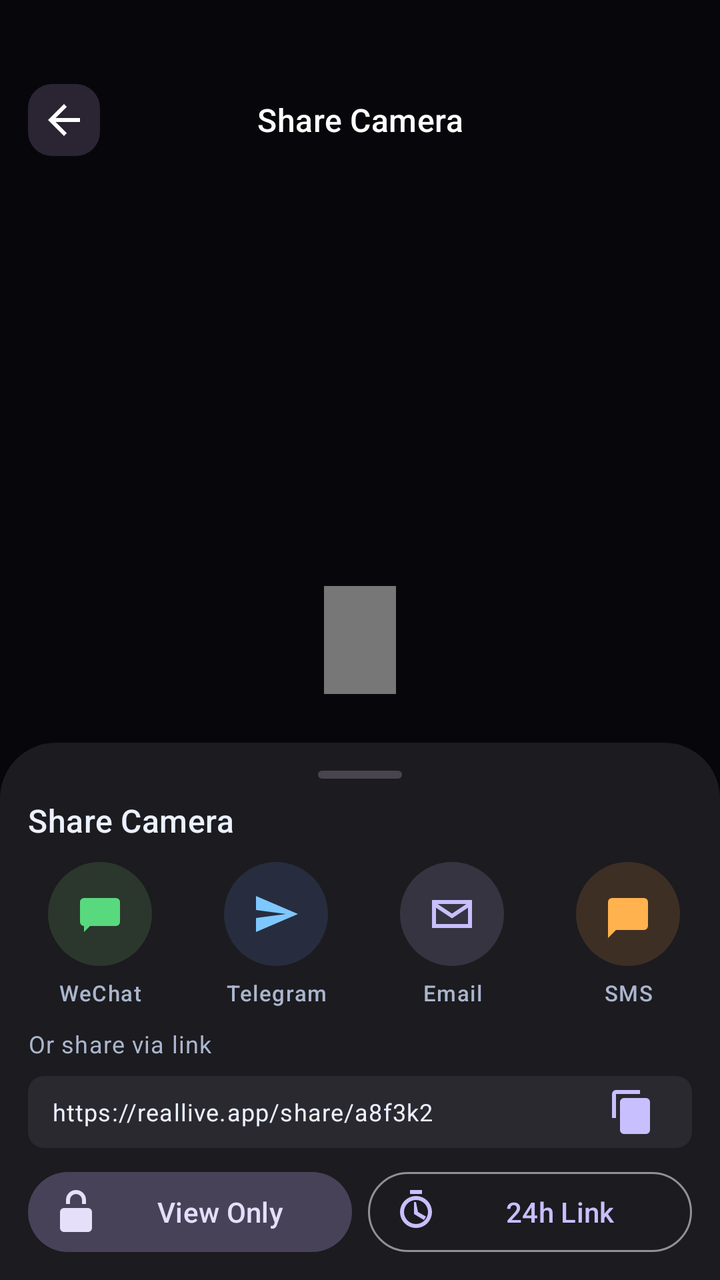
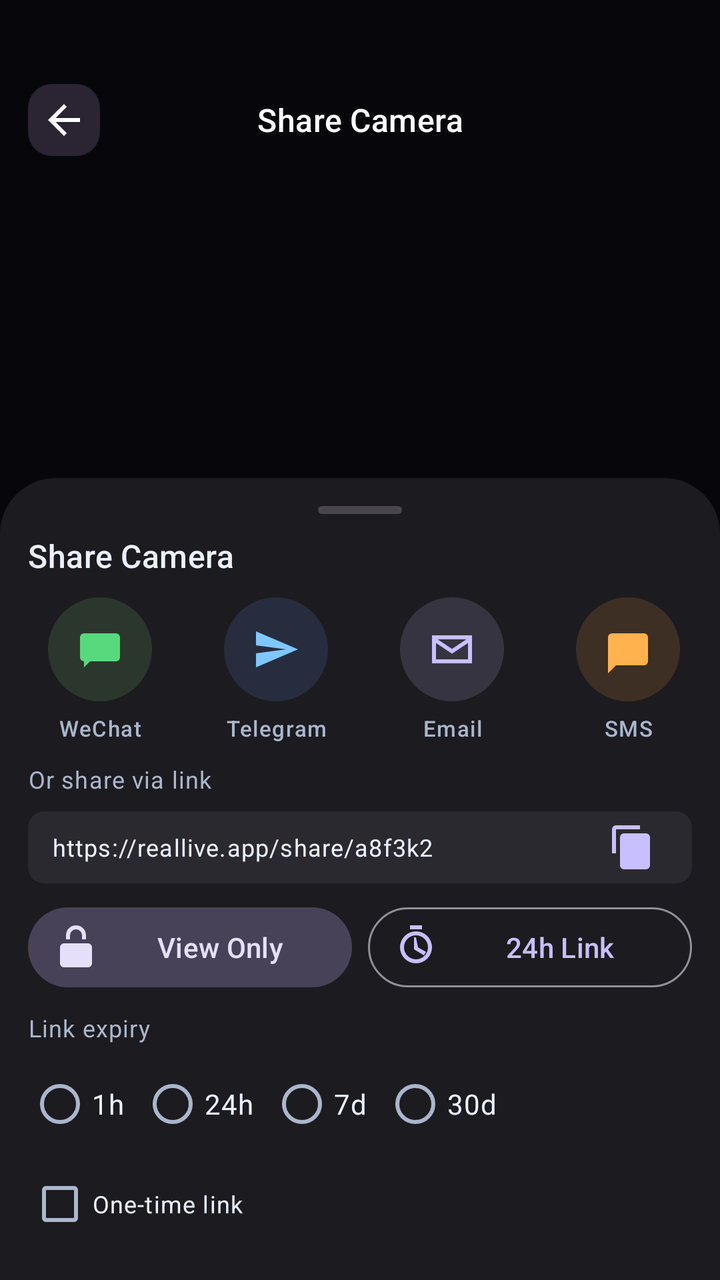

Two renders of the same Android screen: before a commit and after it. Below are the layout's source before the change and the commit's diff.
<!-- AndroidManifest.xml: application theme Theme.RealLive -->
<!-- res/layout/activity_share_sheet.xml -->
<?xml version="1.0" encoding="utf-8"?>
<FrameLayout xmlns:android="http://schemas.android.com/apk/res/android"
    android:layout_width="match_parent"
    android:layout_height="match_parent"
    android:background="@color/auth_bg">

    <FrameLayout
        android:layout_width="match_parent"
        android:layout_height="match_parent"
        android:background="#0F0E18">

        <ImageView
            android:layout_width="72dp"
            android:layout_height="72dp"
            android:layout_gravity="center"
            android:src="@drawable/ic_rl_door_front_24"
            android:tint="#33FFFFFF" />
    </FrameLayout>

    <View
        android:id="@+id/share_scrim"
        android:layout_width="match_parent"
        android:layout_height="match_parent"
        android:background="#88000000" />

    <LinearLayout
        android:id="@+id/share_topbar"
        android:layout_width="match_parent"
        android:layout_height="wrap_content"
        android:layout_marginTop="42dp"
        android:gravity="center_vertical"
        android:orientation="horizontal"
        android:paddingStart="14dp"
        android:paddingEnd="14dp">

        <ImageButton
            android:id="@+id/share_back"
            android:layout_width="36dp"
            android:layout_height="36dp"
            android:background="@drawable/bg_live_control"
            android:contentDescription="Back"
            android:padding="8dp"
            android:src="@drawable/ic_arrow_back_24"
            android:tint="@color/white" />

        <TextView
            android:id="@+id/share_topbar_title"
            android:layout_width="0dp"
            android:layout_height="wrap_content"
            android:layout_weight="1"
            android:gravity="center"
            android:text="Share Camera"
            android:textAppearance="@style/TextAppearance.Material3.TitleMedium"
            android:textColor="@color/white" />

        <View
            android:layout_width="36dp"
            android:layout_height="36dp" />
    </LinearLayout>

    <LinearLayout
        android:layout_width="match_parent"
        android:layout_height="wrap_content"
        android:layout_gravity="bottom"
        android:background="@drawable/bg_sheet_top"
        android:orientation="vertical"
        android:padding="14dp">

        <View
            android:layout_width="42dp"
            android:layout_height="4dp"
            android:layout_gravity="center_horizontal"
            android:background="@drawable/bg_live_handle" />

        <TextView
            android:id="@+id/share_sheet_title"
            android:layout_width="match_parent"
            android:layout_height="wrap_content"
            android:layout_marginTop="10dp"
            android:text="Share Camera"
            android:textAppearance="@style/TextAppearance.Material3.TitleMedium"
            android:textColor="?attr/colorOnSurface" />

        <HorizontalScrollView
            android:layout_width="match_parent"
            android:layout_height="wrap_content"
            android:layout_marginTop="10dp"
            android:scrollbars="none">

            <LinearLayout
                android:layout_width="wrap_content"
                android:layout_height="wrap_content"
                android:orientation="horizontal">

                <LinearLayout
                    android:id="@+id/share_icon_wechat"
                    android:layout_width="72dp"
                    android:layout_height="wrap_content"
                    android:gravity="center"
                    android:orientation="vertical">

                    <FrameLayout
                        android:layout_width="52dp"
                        android:layout_height="52dp"
                        android:background="@drawable/bg_share_circle_green">

                        <ImageView
                            android:layout_width="24dp"
                            android:layout_height="24dp"
                            android:layout_gravity="center"
                            android:src="@drawable/ic_rl_chat_24"
                            android:tint="@color/rl_success" />
                    </FrameLayout>

                    <TextView
                        android:id="@+id/share_label_wechat"
                        android:layout_width="match_parent"
                        android:layout_height="wrap_content"
                        android:layout_marginTop="6dp"
                        android:gravity="center"
                        android:text="WeChat"
                        android:textAppearance="@style/TextAppearance.Material3.LabelSmall"
                        android:textColor="?attr/colorOnSurfaceVariant" />
                </LinearLayout>

                <LinearLayout
                    android:id="@+id/share_icon_telegram"
                    android:layout_width="72dp"
                    android:layout_height="wrap_content"
                    android:gravity="center"
                    android:orientation="vertical"
                    android:layout_marginStart="16dp">

                    <FrameLayout
                        android:layout_width="52dp"
                        android:layout_height="52dp"
                        android:background="@drawable/bg_share_circle_blue">

                        <ImageView
                            android:layout_width="24dp"
                            android:layout_height="24dp"
                            android:layout_gravity="center"
                            android:src="@drawable/ic_rl_send_24"
                            android:tint="@color/rl_secondary" />
                    </FrameLayout>

                    <TextView
                        android:id="@+id/share_label_telegram"
                        android:layout_width="match_parent"
                        android:layout_height="wrap_content"
                        android:layout_marginTop="6dp"
                        android:gravity="center"
                        android:text="Telegram"
                        android:textAppearance="@style/TextAppearance.Material3.LabelSmall"
                        android:textColor="?attr/colorOnSurfaceVariant" />
                </LinearLayout>

                <LinearLayout
                    android:id="@+id/share_icon_email"
                    android:layout_width="72dp"
                    android:layout_height="wrap_content"
                    android:gravity="center"
                    android:orientation="vertical"
                    android:layout_marginStart="16dp">

                    <FrameLayout
                        android:layout_width="52dp"
                        android:layout_height="52dp"
                        android:background="@drawable/bg_share_circle_purple">

                        <ImageView
                            android:layout_width="24dp"
                            android:layout_height="24dp"
                            android:layout_gravity="center"
                            android:src="@drawable/ic_rl_mail_24"
                            android:tint="@color/auth_primary" />
                    </FrameLayout>

                    <TextView
                        android:id="@+id/share_label_email"
                        android:layout_width="match_parent"
                        android:layout_height="wrap_content"
                        android:layout_marginTop="6dp"
                        android:gravity="center"
                        android:text="Email"
                        android:textAppearance="@style/TextAppearance.Material3.LabelSmall"
                        android:textColor="?attr/colorOnSurfaceVariant" />
                </LinearLayout>

                <LinearLayout
                    android:id="@+id/share_icon_sms"
                    android:layout_width="72dp"
                    android:layout_height="wrap_content"
                    android:gravity="center"
                    android:orientation="vertical"
                    android:layout_marginStart="16dp">

                    <FrameLayout
                        android:layout_width="52dp"
                        android:layout_height="52dp"
                        android:background="@drawable/bg_share_circle_orange">

                        <ImageView
                            android:layout_width="24dp"
                            android:layout_height="24dp"
                            android:layout_gravity="center"
                            android:src="@drawable/ic_rl_sms_24"
                            android:tint="@color/rl_warning" />
                    </FrameLayout>

                    <TextView
                        android:id="@+id/share_label_sms"
                        android:layout_width="match_parent"
                        android:layout_height="wrap_content"
                        android:layout_marginTop="6dp"
                        android:gravity="center"
                        android:text="SMS"
                        android:textAppearance="@style/TextAppearance.Material3.LabelSmall"
                        android:textColor="?attr/colorOnSurfaceVariant" />
                </LinearLayout>

                <LinearLayout
                    android:id="@+id/share_icon_more"
                    android:layout_width="72dp"
                    android:layout_height="wrap_content"
                    android:gravity="center"
                    android:orientation="vertical"
                    android:layout_marginStart="16dp">

                    <FrameLayout
                        android:layout_width="52dp"
                        android:layout_height="52dp"
                        android:background="@drawable/bg_share_circle_gray">

                        <ImageView
                            android:layout_width="24dp"
                            android:layout_height="24dp"
                            android:layout_gravity="center"
                            android:src="@drawable/ic_rl_more_horiz_24"
                            android:tint="?attr/colorOnSurfaceVariant" />
                    </FrameLayout>

                    <TextView
                        android:id="@+id/share_label_more"
                        android:layout_width="match_parent"
                        android:layout_height="wrap_content"
                        android:layout_marginTop="6dp"
                        android:gravity="center"
                        android:text="More"
                        android:textAppearance="@style/TextAppearance.Material3.LabelSmall"
                        android:textColor="?attr/colorOnSurfaceVariant" />
                </LinearLayout>
            </LinearLayout>
        </HorizontalScrollView>

        <TextView
            android:id="@+id/share_link_title"
            android:layout_width="match_parent"
            android:layout_height="wrap_content"
            android:layout_marginTop="10dp"
            android:text="Or share via link"
            android:textAppearance="@style/TextAppearance.Material3.BodySmall"
            android:textColor="?attr/colorOnSurfaceVariant" />

        <LinearLayout
            android:layout_width="match_parent"
            android:layout_height="wrap_content"
            android:layout_marginTop="8dp"
            android:background="@drawable/bg_share_link_row"
            android:gravity="center_vertical"
            android:orientation="horizontal"
            android:paddingStart="12dp"
            android:paddingEnd="12dp">

            <TextView
                android:id="@+id/share_link_input"
                android:layout_width="0dp"
                android:layout_height="wrap_content"
                android:layout_weight="1"
                android:text="https://reallive.app/share/a8f3k2"
                android:textAppearance="@style/TextAppearance.Material3.BodySmall"
                android:textColor="?attr/colorOnSurface" />

            <ImageButton
                android:id="@+id/share_copy"
                android:layout_width="36dp"
                android:layout_height="36dp"
                android:background="@android:color/transparent"
                android:contentDescription="Copy"
                android:padding="6dp"
                android:src="@drawable/ic_rl_content_copy_24"
                android:tint="@color/auth_primary" />
        </LinearLayout>

        <LinearLayout
            android:layout_width="match_parent"
            android:layout_height="wrap_content"
            android:layout_marginTop="12dp"
            android:orientation="horizontal">

            <TextView
                android:id="@+id/share_system"
                android:layout_width="0dp"
                android:layout_height="40dp"
                android:layout_weight="1"
                android:background="@drawable/bg_btn_tonal"
                android:gravity="center"
                android:paddingStart="12dp"
                android:paddingEnd="12dp"
                android:text="View Only"
                android:textAppearance="@style/TextAppearance.Material3.LabelLarge"
                android:textColor="#E5DFF9"
                android:drawableStart="@drawable/ic_rl_lock_24"
                android:drawableTint="#E5DFF9"
                android:drawablePadding="6dp" />

            <TextView
                android:id="@+id/share_view_24h"
                android:layout_width="0dp"
                android:layout_height="40dp"
                android:layout_marginStart="8dp"
                android:layout_weight="1"
                android:background="@drawable/bg_btn_outline"
                android:gravity="center"
                android:paddingStart="12dp"
                android:paddingEnd="12dp"
                android:text="24h Link"
                android:textAppearance="@style/TextAppearance.Material3.LabelLarge"
                android:textColor="@color/auth_primary"
                android:drawableStart="@drawable/ic_rl_timer_24"
                android:drawableTint="@color/auth_primary"
                android:drawablePadding="6dp" />
        </LinearLayout>
    </LinearLayout>
</FrameLayout>
<!-- resources referenced by this layout -->
<resources>
  <color name="auth_bg">#1C1B1F</color>
  <color name="auth_primary">#C8BFFF</color>
  <color name="rl_secondary">#7EC8FF</color>
  <color name="rl_success">#59D97E</color>
  <color name="rl_warning">#FFB24D</color>
  <color name="white">#FFFFFF</color>
  <!-- drawable bg_btn_outline (drawable) -->
  <shape xmlns:android="http://schemas.android.com/apk/res/android">
      <solid android:color="@android:color/transparent" />
      <stroke android:width="1dp" android:color="#938F99" />
      <corners android:radius="999dp" />
  </shape>
  <!-- drawable bg_btn_tonal (drawable) -->
  <shape xmlns:android="http://schemas.android.com/apk/res/android">
      <solid android:color="#484259" />
      <corners android:radius="999dp" />
  </shape>
  <!-- drawable bg_live_control (drawable) -->
  <shape xmlns:android="http://schemas.android.com/apk/res/android" android:shape="rectangle">
      <solid android:color="#2A2433" />
      <corners android:radius="12dp" />
  </shape>
  <!-- drawable bg_live_handle (drawable) -->
  <shape xmlns:android="http://schemas.android.com/apk/res/android" android:shape="rectangle">
      <solid android:color="#49454F" />
      <corners android:radius="999dp" />
  </shape>
  <!-- drawable bg_share_circle_blue (drawable) -->
  <shape xmlns:android="http://schemas.android.com/apk/res/android" android:shape="oval">
      <solid android:color="#266495ED" />
  </shape>
  <!-- drawable bg_share_circle_gray (drawable) -->
  <shape xmlns:android="http://schemas.android.com/apk/res/android" android:shape="oval">
      <solid android:color="#1AFFFFFF" />
  </shape>
  <!-- drawable bg_share_circle_green (drawable) -->
  <shape xmlns:android="http://schemas.android.com/apk/res/android" android:shape="oval">
      <solid android:color="#267DD881" />
  </shape>
  <!-- drawable bg_share_circle_orange (drawable) -->
  <shape xmlns:android="http://schemas.android.com/apk/res/android" android:shape="oval">
      <solid android:color="#26FF9E43" />
  </shape>
  <!-- drawable bg_share_circle_purple (drawable) -->
  <shape xmlns:android="http://schemas.android.com/apk/res/android" android:shape="oval">
      <solid android:color="#26C8BFFF" />
  </shape>
  <!-- drawable bg_share_link_row (drawable) -->
  <shape xmlns:android="http://schemas.android.com/apk/res/android">
      <solid android:color="#2B2930" />
      <corners android:radius="8dp" />
  </shape>
  <!-- drawable bg_sheet_top (drawable) -->
  <shape xmlns:android="http://schemas.android.com/apk/res/android">
      <solid android:color="@color/auth_bg" />
      <corners
          android:topLeftRadius="28dp"
          android:topRightRadius="28dp"
          android:bottomLeftRadius="0dp"
          android:bottomRightRadius="0dp" />
  </shape>
  <!-- drawable ic_rl_door_front_24 (drawable) -->
  <vector xmlns:android="http://schemas.android.com/apk/res/android" android:width="24dp" android:height="24dp" android:viewportWidth="24" android:viewportHeight="24">
    <path android:fillColor="#FFFFFFFF" android:pathData="M6,3h12v18H6zM13,12a1,1 0 1,1 0,2a1,1 0 0,1 0,-2z"/>
  </vector>
  <!-- drawable ic_rl_send_24 (drawable) -->
  <vector xmlns:android="http://schemas.android.com/apk/res/android"
      android:width="24dp"
      android:height="24dp"
      android:viewportWidth="24"
      android:viewportHeight="24">
      <path
          android:fillColor="@android:color/white"
          android:pathData="M2,21l21,-9L2,3v7l15,2 -15,2z" />
  </vector>
  <color name="rl_text_primary">#EBF1FF</color>
  <color name="rl_brand">#9CA8FF</color>
  <color name="rl_bg">#0A0E16</color>
  <color name="rl_brand_soft">#29345C</color>
  <color name="rl_secondary_soft">#1D3855</color>
  <color name="rl_tertiary">#4ED4B0</color>
  <color name="rl_tertiary_soft">#1F4A43</color>
  <color name="rl_error">#FF7081</color>
  <color name="rl_surface">#141B27</color>
  <color name="rl_surface_alt">#1B2535</color>
  <color name="rl_text_secondary">#AAB6CD</color>
  <color name="rl_border">#2B3A51</color>
  <!-- unchanged entries left out for length: 9 -->
</resources>

<!-- the commit's change to res/layout/activity_share_sheet.xml (unified diff, before → after) -->
@@ -331,5 +331,62 @@
                 android:drawableTint="@color/auth_primary"
                 android:drawablePadding="6dp" />
         </LinearLayout>
+
+        <TextView
+            android:id="@+id/share_ttl_label"
+            android:layout_width="match_parent"
+            android:layout_height="wrap_content"
+            android:layout_marginTop="12dp"
+            android:text="Link expiry"
+            android:textAppearance="@style/TextAppearance.Material3.BodySmall"
+            android:textColor="?attr/colorOnSurfaceVariant" />
+
+        <RadioGroup
+            android:id="@+id/share_ttl_group"
+            android:layout_width="match_parent"
+            android:layout_height="wrap_content"
+            android:layout_marginTop="6dp"
+            android:orientation="horizontal">
+
+            <RadioButton
+                android:id="@+id/share_ttl_1h"
+                android:layout_width="wrap_content"
+                android:layout_height="wrap_content"
+                android:text="1h"
+                android:textColor="?attr/colorOnSurface" />
+
+            <RadioButton
+                android:id="@+id/share_ttl_24h"
+                android:layout_width="wrap_content"
+                android:layout_height="wrap_content"
+                android:layout_marginStart="8dp"
+                android:text="24h"
+                android:textColor="?attr/colorOnSurface" />
+
+            <RadioButton
+                android:id="@+id/share_ttl_7d"
+                android:layout_width="wrap_content"
+                android:layout_height="wrap_content"
+                android:layout_marginStart="8dp"
+                android:text="7d"
+                android:textColor="?attr/colorOnSurface" />
+
+            <RadioButton
+                android:id="@+id/share_ttl_30d"
+                android:layout_width="wrap_content"
+                android:layout_height="wrap_content"
+                android:layout_marginStart="8dp"
+                android:text="30d"
+                android:textColor="?attr/colorOnSurface" />
+        </RadioGroup>
+
+        <CheckBox
+            android:id="@+id/share_one_time"
+            android:layout_width="wrap_content"
+            android:layout_height="wrap_content"
+            android:layout_marginTop="2dp"
+            android:text="One-time link"
+            android:textAppearance="@style/TextAppearance.Material3.BodySmall"
+            android:textColor="?attr/colorOnSurface" />
     </LinearLayout>
 </FrameLayout>
